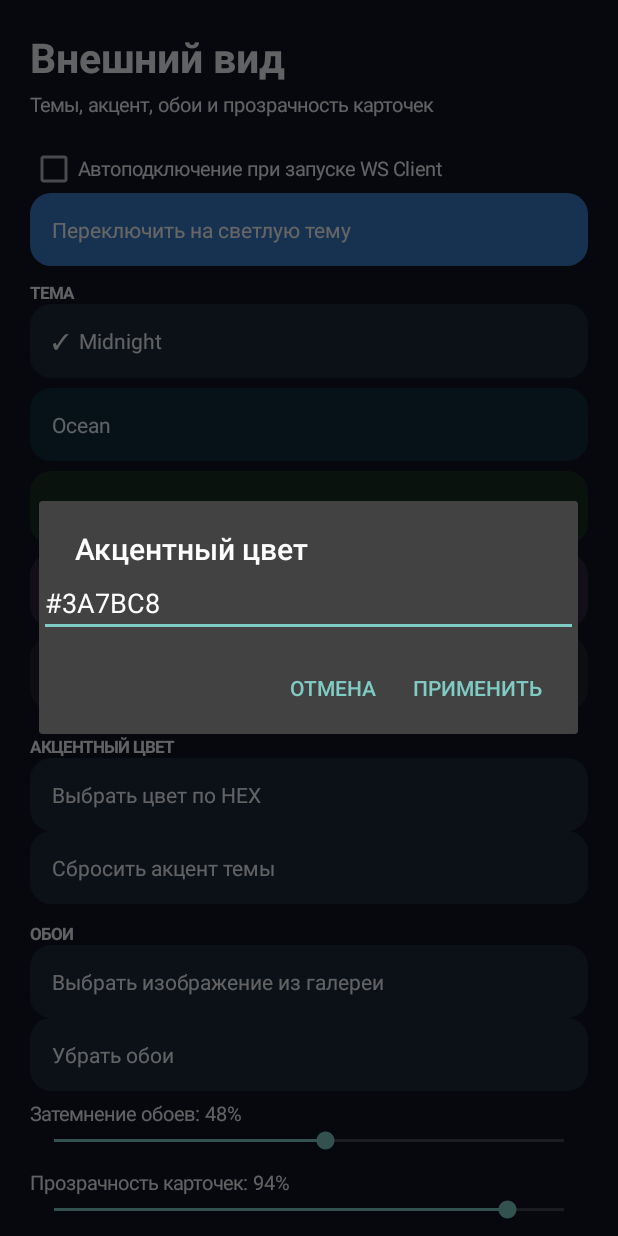
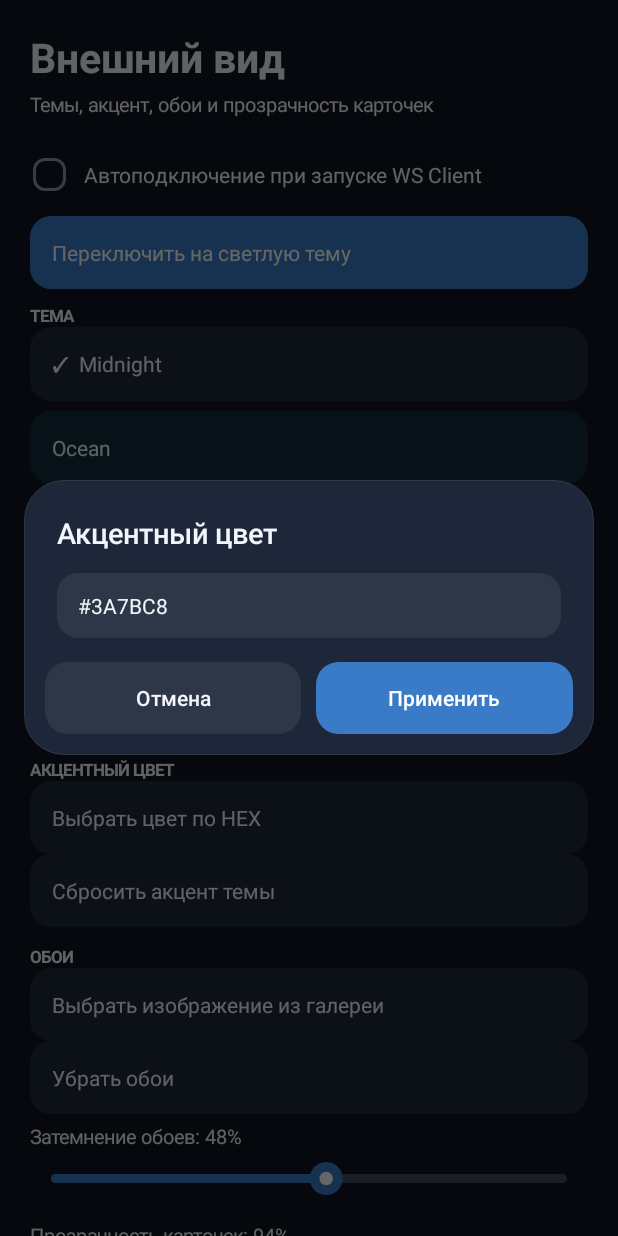
Before and after one commit to WSJuJuBA01/WS-Client, an Android app: the AppearanceActivity screen opened directly, with no data from a screen before it, after a tap on "Выбрать цвет по HEX", on a phone screen of 412 x 824 dp. Run offline under Robolectric (Android 15) with nearby library versions, the phone set to English and light mode, and no system bars.

Commit message:
Refactor AppearanceActivity with custom UI components

```diff
--- a/app/src/main/java/com/wsclient/AppearanceActivity.kt
+++ b/app/src/main/java/com/wsclient/AppearanceActivity.kt
@@ -1,18 +1,14 @@
 package com.wsclient
 
 import android.app.Activity
-import android.app.AlertDialog
 import android.content.Intent
 import android.graphics.Color
 import android.net.Uri
 import android.os.Bundle
 import android.view.Gravity
 import android.view.View
-import android.widget.EditText
 import android.widget.LinearLayout
-import android.widget.SeekBar
 import android.widget.TextView
-import android.widget.Toast
 
 class AppearanceActivity : Activity() {
     private lateinit var root: LinearLayout
@@ -32,14 +28,12 @@ class AppearanceActivity : Activity() {
         val scroll = android.widget.ScrollView(this).apply { addView(root) }
         root.addView(label("Внешний вид", 27, true))
         root.addView(label("Темы, акцент, обои и прозрачность карточек", 13, false).also { it.setPadding(0, dp(5), 0, dp(18)) })
-        val autoConnect = android.widget.CheckBox(this).apply {
-            text = "Автоподключение при запуске WS Client"
-            textSize = 13f
-            setTextColor(palette.foreground)
+        val autoConnect = AppCheckBox(this, "Автоподключение при запуске WS Client").apply {
             isChecked = AutoConnect.enabled(this@AppearanceActivity)
             setOnCheckedChangeListener { _, checked -> AutoConnect.setEnabled(this@AppearanceActivity, checked) }
         }
         root.addView(autoConnect)
+        root.addView(space(8))
         root.addView(
             action(
                 if (palette.isLight) "Переключить на тёмную тему" else "Переключить на светлую тему",
@@ -79,11 +73,9 @@ class AppearanceActivity : Activity() {
             Customization.setWallpaper(this, null); buildUi()
         })
         root.addView(space(6))
-        root.addView(label("Затемнение обоев: ${Customization.dim(this)}%", 13, false))
-        root.addView(slider(0, 90, Customization.dim(this)) { Customization.setDim(this, it) })
+        root.addView(sliderBlock("Затемнение обоев", 0, 90, Customization.dim(this)) { Customization.setDim(this, it) })
         root.addView(space(10))
-        root.addView(label("Прозрачность карточек: ${Customization.cardAlpha(this)}%", 13, false))
-        root.addView(slider(45, 100, Customization.cardAlpha(this)) { Customization.setCardAlpha(this, it) })
+        root.addView(sliderBlock("Прозрачность карточек", 45, 100, Customization.cardAlpha(this)) { Customization.setCardAlpha(this, it) })
         root.addView(space(16))
         root.addView(action("ГОТОВО", Customization.accent(this), Color.WHITE) { finish() })
         setContentView(scroll)
@@ -92,27 +84,28 @@ class AppearanceActivity : Activity() {
     }
 
     private fun editAccent() {
-        val input = EditText(this).apply {
-            hint = "#RRGGBB"
-            setSingleLine(true)
-            setText(String.format("#%06X", 0xFFFFFF and Customization.accent(this@AppearanceActivity)))
-        }
-        AlertDialog.Builder(this).setTitle("Акцентный цвет").setView(input)
+        val input = AppInput.create(
+            this,
+            "#RRGGBB",
+            String.format("#%06X", 0xFFFFFF and Customization.accent(this))
+        )
+        AppDialog.Builder(this).setTitle("Акцентный цвет").setView(input)
             .setPositiveButton("Применить") { _, _ ->
                 val color = runCatching { Color.parseColor(input.text.toString().trim()) }.getOrNull()
-                if (color == null) Toast.makeText(this, "Нужен HEX-цвет, например #6688FF", Toast.LENGTH_LONG).show()
+                if (color == null) AppToast.show(this, "Нужен HEX-цвет, например #6688FF", true)
                 else { Customization.setAccent(this, color); buildUi() }
             }.setNegativeButton("Отмена", null).show()
     }
 
-    private fun slider(min: Int, max: Int, value: Int, onChanged: (Int) -> Unit): SeekBar = SeekBar(this).apply {
-        this.max = max - min
-        progress = value - min
-        setOnSeekBarChangeListener(object : SeekBar.OnSeekBarChangeListener {
-            override fun onProgressChanged(seekBar: SeekBar?, progress: Int, fromUser: Boolean) { if (fromUser) onChanged(progress + min) }
-            override fun onStartTrackingTouch(seekBar: SeekBar?) = Unit
-            override fun onStopTrackingTouch(seekBar: SeekBar?) = Unit
+    private fun sliderBlock(title: String, min: Int, max: Int, value: Int, onChanged: (Int) -> Unit): LinearLayout {
+        val block = LinearLayout(this).apply { orientation = LinearLayout.VERTICAL }
+        val caption = label("$title: $value%", 13, false)
+        block.addView(caption)
+        block.addView(AppSlider(this, min, max, value) { v ->
+            caption.text = "$title: $v%"
+            onChanged(v)
         })
+        return block
     }
 
     private fun applyWallpaperPreview() {
@@ -129,7 +122,7 @@ class AppearanceActivity : Activity() {
             Customization.setWallpaper(this, uri)
             buildUi()
         } catch (e: Exception) {
-            Toast.makeText(this, "Не удалось сохранить доступ к изображению: ${e.message}", Toast.LENGTH_LONG).show()
+            AppToast.show(this, "Не удалось сохранить доступ к изображению: ${e.message}", true)
         }
     }
 
@@ -141,7 +134,7 @@ class AppearanceActivity : Activity() {
         text = textValue; textSize = 14f; gravity = Gravity.CENTER_VERTICAL
         setTextColor(fg); setPadding(dp(15), dp(15), dp(15), dp(15))
         background = android.graphics.drawable.GradientDrawable().apply { setColor(bg); cornerRadius = dp(14).toFloat() }
-        isClickable = true; isFocusable = true; setOnClickListener { click() }
+        isClickable = true; isFocusable = true; Ui.pressable(this); setOnClickListener { click() }
     }
     private fun space(h: Int) = View(this).apply { layoutParams = LinearLayout.LayoutParams(1, dp(h)) }
     private fun dp(v: Int) = (v * resources.displayMetrics.density).toInt()
```
